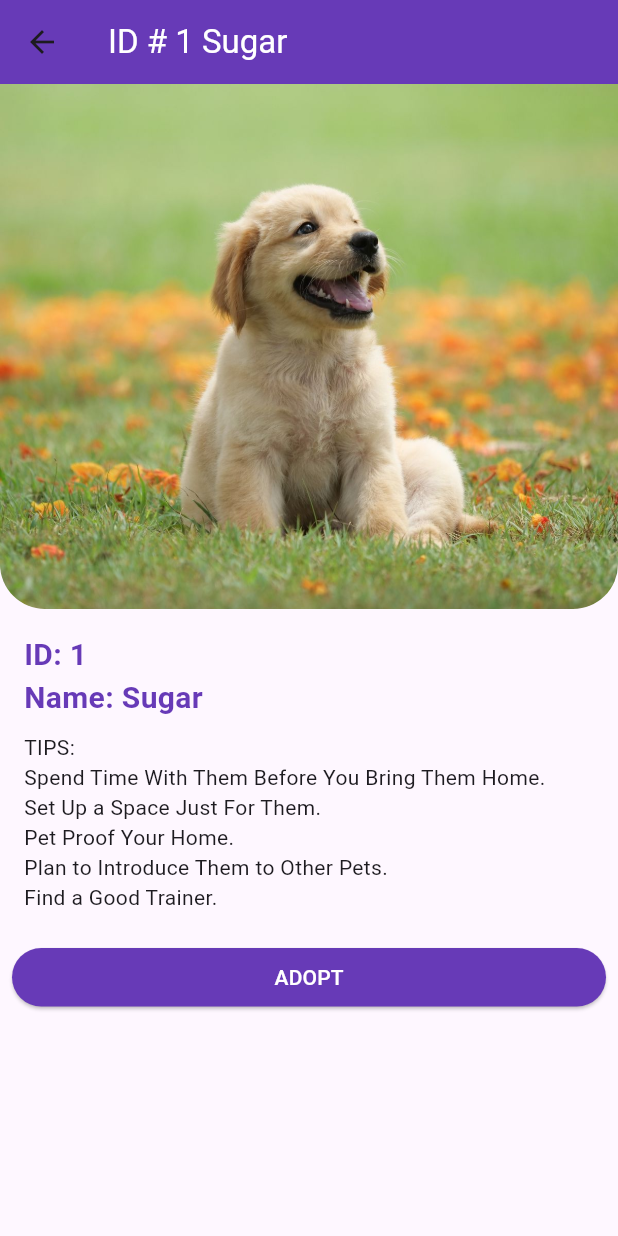
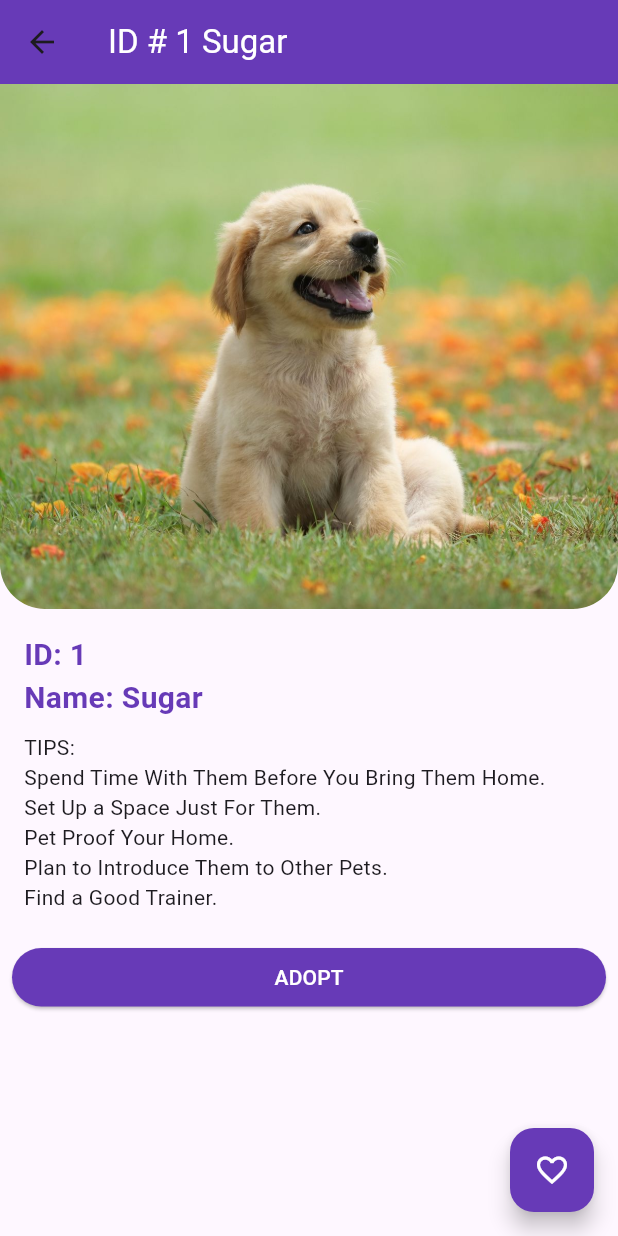
Before and after one commit to maiatef17/pets, a Flutter app: the PetInfoPage screen opened directly with sample values from the repository, on a phone screen of 412 x 824 dp. Run offline on Flutter 3.47's test engine with Material 2 defaults, Android fonts, the light colour scheme and no system bars.

Commit message:
add pet , favorite

```diff
--- a/lib/data/models/pet.dart
+++ b/lib/data/models/pet.dart
@@ -1,4 +1,6 @@
 class Pet {
-  final String id, name, imageurl;
-  Pet(this.id, this.name, this.imageurl);
+   bool isFav ;
+  final  name, imageurl;
+  int id;
+  Pet(this.id, this.name, this.imageurl,{this.isFav=false});
 }
--- a/lib/main.dart
+++ b/lib/main.dart
@@ -1,5 +1,6 @@
 import 'package:flutter/material.dart';
 import 'package:pets_app/presentations/pages/form_page.dart';
+import 'package:pets_app/presentations/pages/pets_page.dart';
 
 
 void main() {
@@ -17,7 +18,7 @@ class MyApp extends StatelessWidget {
         colorScheme: ColorScheme.fromSeed(seedColor: Colors.deepPurple),
         useMaterial3: true,
       ),
-      home: FormPage(),
+      home: petsPage(),
     );
   }
 }
--- a/lib/presentations/pages/pet_info_page.dart
+++ b/lib/presentations/pages/pet_info_page.dart
@@ -2,17 +2,21 @@ import 'package:flutter/material.dart';
 import 'package:pets_app/data/models/pet.dart';
 import 'package:pets_app/presentations/widgets/dialog.dart';
 
-class PetInfoPage extends StatelessWidget {
-  const PetInfoPage({Key? key, required this.pet}) : super(key: key);
+class PetInfoPage extends StatefulWidget {
+  const PetInfoPage({Key? key, required this.pet});
   final Pet pet;
+  @override
+  State<PetInfoPage> createState() => _PetInfoPageState();
+}
 
+class _PetInfoPageState extends State<PetInfoPage> {
   @override
   Widget build(BuildContext context) {
     return Scaffold(
       appBar: AppBar(
         backgroundColor: Colors.deepPurple,
         title: Text(
-          'ID # ${pet.id} ${pet.name}',
+          'ID # ${widget.pet.id} ${widget.pet.name}',
           style: const TextStyle(color: Colors.white),
         ),
       ),
@@ -23,7 +27,7 @@ class PetInfoPage extends StatelessWidget {
             ClipRRect(
                 borderRadius:
                     const BorderRadius.vertical(bottom: Radius.circular(30)),
-                child: Image.asset('${pet.imageurl}',
+                child: Image.asset('${widget.pet.imageurl}',
                     height: 350,
                     width: MediaQuery.of(context).size.width,
                     fit: BoxFit.cover)),
@@ -33,14 +37,14 @@ class PetInfoPage extends StatelessWidget {
                 crossAxisAlignment: CrossAxisAlignment.start,
                 children: [
                   Text(
-                    'ID: ${pet.id}',
+                    'ID: ${widget.pet.id}',
                     style: const TextStyle(
                         fontWeight: FontWeight.bold,
                         fontSize: 20,
                         color: Colors.deepPurple),
                   ),
                   Text(
-                    'Name: ${pet.name}',
+                    'Name: ${widget.pet.name}',
                     style: const TextStyle(
                         fontWeight: FontWeight.bold,
                         fontSize: 20,
@@ -65,7 +69,7 @@ class PetInfoPage extends StatelessWidget {
                       onPressed: () => showDialog(
                           context: context,
                           builder: (context) =>
-                              ConfirmAdoptionDialog(name: pet.name)),
+                              ConfirmAdoptionDialog(name: widget.pet.name)),
                       style: ElevatedButton.styleFrom(
                           backgroundColor: Colors.deepPurple),
                       child: const Text(
@@ -76,6 +80,40 @@ class PetInfoPage extends StatelessWidget {
           ],
         ),
       ),
+      floatingActionButton: FloatingActionButton(
+        onPressed: () {
+          setState(() {
+            widget.pet.isFav = !widget.pet.isFav;
+          });
+
+          ScaffoldMessenger.of(context).clearSnackBars();
+          if (!widget.pet.isFav) {
+            ScaffoldMessenger.of(context).showSnackBar(
+              const SnackBar(
+                content: Text("Removed from a favorite!"),
+                duration: Duration(seconds: 1),
+              ),
+            );
+          } else {
+            ScaffoldMessenger.of(context).showSnackBar(
+              const SnackBar(
+                content: Text("Marked as a favorite!"),
+                duration: Duration(seconds: 1),
+              ),
+            );
+          }
+        },
+        child: widget.pet.isFav
+            ? Icon(
+                Icons.favorite,
+                color: Colors.white,
+              )
+            : Icon(
+                Icons.favorite_border,
+                color: Colors.white,
+              ),
+        backgroundColor: Colors.deepPurple,
+      ),
     );
   }
 }
```
Also changed, not shown: lib/data/data source/data_source.dart (+10 -10 lines), lib/presentations/pages/add_pet.dart (added, +85 -0 lines), lib/presentations/pages/favorites_page.dart (added, +28 -0 lines), lib/presentations/pages/pets_page.dart (+52 -13 lines).
